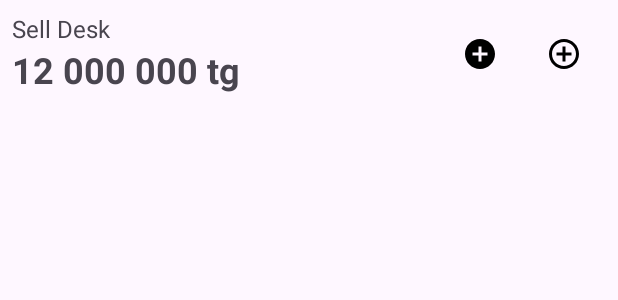
After one commit to sultansse/SellDesk, an Android app: the layout delegate_details_header.xml on its own in the app's theme, with its tools: preview values and no code run, on a phone screen of 412 x 824 dp. The commit adds this screen. Shown: the top 300 px of the screen. Run offline under Robolectric (Android 15) with nearby library versions, the phone set to English and light mode, and no system bars.

Commit message:
details part 1. divider,header,skeleton

```diff
--- a/app/src/main/java/com/software1t/selldesk/presentation/home_screen/HomeViewModel.kt
+++ b/app/src/main/java/com/software1t/selldesk/presentation/home_screen/HomeViewModel.kt
@@ -8,7 +8,6 @@ import com.software1t.selldesk.presentation.home_screen.model.CarUiModel
 import kotlinx.coroutines.launch
 
 class HomeViewModel(
-//    private val itemComposer: HomeComposer,
     private val getMyData: GetMyDataUseCase,
 ) : BaseViewModel<HomeContract.Event, HomeContract.State, HomeContract.Effect>() {
 
--- /dev/null
+++ b/app/src/main/res/layout/delegate_details_header.xml
@@ -0,0 +1,48 @@
+<?xml version="1.0" encoding="utf-8"?>
+<androidx.constraintlayout.widget.ConstraintLayout xmlns:android="http://schemas.android.com/apk/res/android"
+    xmlns:app="http://schemas.android.com/apk/res-auto"
+    android:layout_width="match_parent"
+    android:layout_height="wrap_content"
+    android:padding="8dp">
+
+    <com.google.android.material.textview.MaterialTextView
+        android:id="@+id/tv_car_name"
+        android:layout_width="0dp"
+        android:layout_height="wrap_content"
+        android:text="@string/app_name"
+        android:textSize="16sp"
+        app:layout_constraintEnd_toStartOf="@id/iv_share"
+        app:layout_constraintStart_toStartOf="parent"
+        app:layout_constraintTop_toTopOf="parent" />
+
+    <com.google.android.material.textview.MaterialTextView
+        android:id="@+id/tv_car_price"
+        android:layout_width="0dp"
+        android:layout_height="wrap_content"
+        android:text="12 000 000 tg"
+        android:textSize="24sp"
+        android:textStyle="bold"
+        app:layout_constraintEnd_toStartOf="@id/iv_share"
+        app:layout_constraintStart_toStartOf="parent"
+        app:layout_constraintTop_toBottomOf="@+id/tv_car_name" />
+
+    <com.google.android.material.imageview.ShapeableImageView
+        android:id="@+id/iv_share"
+        android:layout_width="wrap_content"
+        android:layout_height="wrap_content"
+        android:src="@drawable/ic_heart_filled"
+        android:scaleType="centerCrop"
+        android:padding="16dp"
+        app:layout_constraintEnd_toStartOf="@+id/iv_favorite"
+        app:layout_constraintTop_toTopOf="@+id/tv_car_name" />
+
+    <com.google.android.material.imageview.ShapeableImageView
+        android:id="@+id/iv_favorite"
+        android:layout_width="wrap_content"
+        android:layout_height="wrap_content"
+        android:padding="16dp"
+        android:src="@drawable/ic_heart_outlined"
+        app:layout_constraintEnd_toEndOf="parent"
+        app:layout_constraintTop_toTopOf="@+id/tv_car_name" />
+
+</androidx.constraintlayout.widget.ConstraintLayout>
--- a/app/src/main/res/values/colors.xml
+++ b/app/src/main/res/values/colors.xml
@@ -4,4 +4,5 @@
     <color name="white">#FFFFFFFF</color>
     <color name="home_back">#F3F3F3</color>
     <color name="purple">#673AB7</color>
+    <color name="colorGray">#C6CACC</color>
 </resources>
```
Also changed, not shown: app/src/main/java/com/software1t/selldesk/di/AppModule.kt (+12 -5 lines), app/src/main/java/com/software1t/selldesk/presentation/details_screen/DetailsComposer.kt (renamed from app/src/main/java/com/software1t/selldesk/presentation/details_screen/HomeComposer.kt, +7 -3 lines), app/src/main/java/com/software1t/selldesk/presentation/details_screen/DetailsContract.kt (added, +27 -0 lines), app/src/main/java/com/software1t/selldesk/presentation/details_screen/DetailsFragment.kt (+66 -3 lines), app/src/main/java/com/software1t/selldesk/presentation/details_screen/DetailsViewModel.kt (+32 -7 lines), app/src/main/java/com/software1t/selldesk/presentation/details_screen/adapter/DetailsHeaderAdapter.kt (added, +35 -0 lines), app/src/main/java/com/software1t/selldesk/presentation/details_screen/adapter/DividerItemAdapter.kt (added, +29 -0 lines), app/src/main/java/com/software1t/selldesk/presentation/details_screen/model/DetailsUiModel.kt (added, +59 -0 lines), app/src/main/java/com/software1t/selldesk/presentation/home_screen/HomeFragment.kt (+5 -8 lines), app/src/main/java/com/software1t/selldesk/presentation/home_screen/model/CarUiModel.kt (+1 -54 lines), app/src/main/res/layout/delegate_divider.xml (added, +13 -0 lines), app/src/main/res/layout/fragment_details.xml (+22 -7 lines), app/src/main/res/drawable/toyota2.jpg (added).
